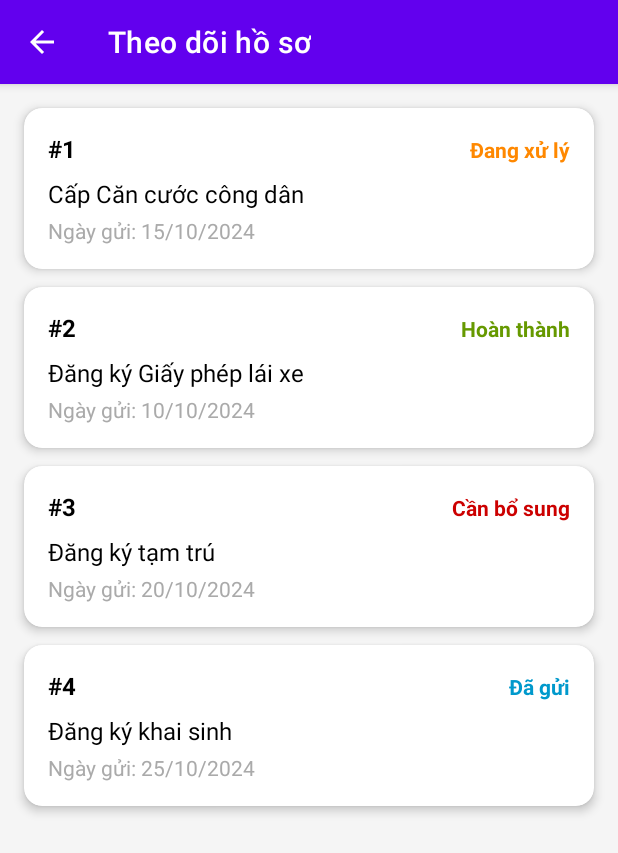
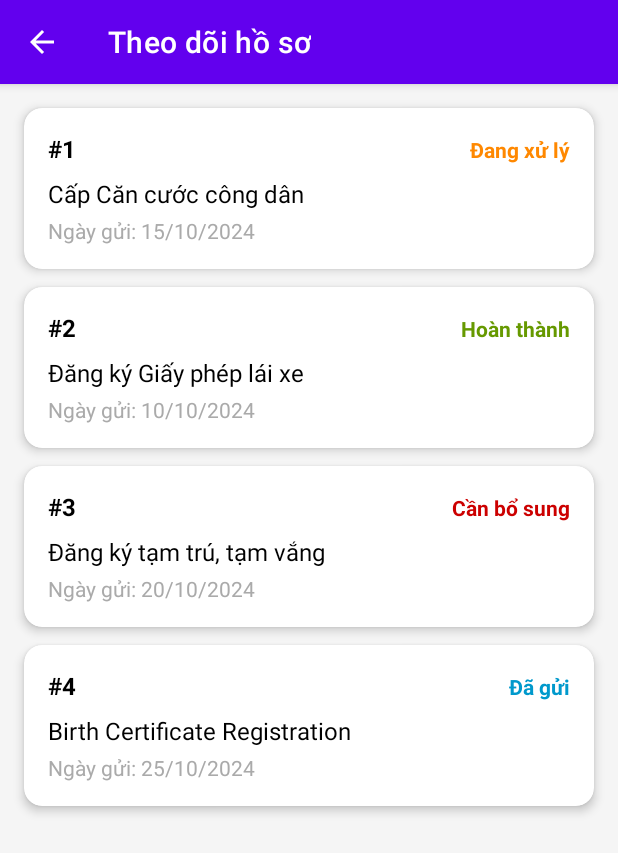
Before and after one commit to khongphainhuan/LT_Java, an Android app: the ApplicationListActivity screen opened directly, with no data from a screen before it, on a phone screen of 412 x 824 dp. Shown: the top 853 px of the screen. Run offline under Robolectric (Android 15) with nearby library versions, the phone set to English and light mode, and no system bars.

Commit message:
fix laguage

```diff
--- a/PASCS/app/src/main/AndroidManifest.xml
+++ b/PASCS/app/src/main/AndroidManifest.xml
@@ -60,6 +60,10 @@
             android:name=".FeedbackActivity"
             android:parentActivityName=".activities.MainActivity" />
 
+        <activity
+            android:name=".DebugLanguageActivity"
+            android:label="Debug Ngôn Ngữ" />
+
     </application>
 
 </manifest>
--- a/PASCS/app/src/main/java/com/pascs/citizen/ApplicationListActivity.java
+++ b/PASCS/app/src/main/java/com/pascs/citizen/ApplicationListActivity.java
@@ -1,4 +1,4 @@
-package com.pascs.citizen; // (Gói GỐC)
+package com.pascs.citizen;
 
 import android.os.Bundle;
 import android.view.MenuItem;
@@ -12,6 +12,7 @@ import androidx.recyclerview.widget.RecyclerView;
 import com.pascs.citizen.activities.BaseActivity;
 import com.pascs.citizen.adapters.ApplicationAdapter;
 import com.pascs.citizen.models.Application;
+import com.pascs.citizen.R;
 
 import java.util.ArrayList;
 import java.util.List;
@@ -24,7 +25,7 @@ public class ApplicationListActivity extends BaseActivity {
     private TextView tvEmpty;
     private ApplicationAdapter adapter;
 
-    // (Danh sách (List) hồ sơ (Applications))
+    // Danh sách hồ sơ
     private List<Application> applicationList = new ArrayList<>();
 
     @Override
@@ -32,28 +33,28 @@ public class ApplicationListActivity extends BaseActivity {
         super.onCreate(savedInstanceState);
         setContentView(R.layout.activity_application_list);
 
-        // Khởi tạo (Init) Views
+        // Khởi tạo Views
         toolbar = findViewById(R.id.toolbarApplicationList);
         recyclerView = findViewById(R.id.recyclerViewApplications);
         progressBar = findViewById(R.id.progressBar);
         tvEmpty = findViewById(R.id.tvEmpty);
 
-        // --- Cài đặt (Setup) Toolbar ---
+        // --- Cài đặt Toolbar ---
         setSupportActionBar(toolbar);
         if (getSupportActionBar() != null) {
-            getSupportActionBar().setTitle("Theo dõi hồ sơ");
+            // ✅ SỬA: Dùng getString()
+            getSupportActionBar().setTitle(getString(R.string.title_track_application));
             getSupportActionBar().setDisplayHomeAsUpEnabled(true);
             getSupportActionBar().setDisplayShowHomeEnabled(true);
         }
 
-        // --- Cài đặt (Setup) RecyclerView ---
+        // --- Cài đặt RecyclerView ---
         recyclerView.setLayoutManager(new LinearLayoutManager(this));
 
-        // --- Tải (Load) dữ liệu (Data) giả (Mock) ---
+        // --- Tải dữ liệu giả ---
         loadMockApplications();
     }
 
-    // (Hàm này để xử lý khi nhấn nút Back trên Toolbar)
     @Override
     public boolean onOptionsItemSelected(MenuItem item) {
         if (item.getItemId() == android.R.id.home) {
@@ -66,22 +67,43 @@ public class ApplicationListActivity extends BaseActivity {
     private void loadMockApplications() {
         progressBar.setVisibility(View.VISIBLE);
 
-        // Giả lập (Simulate) loading
+        // Giả lập loading
         new android.os.Handler().postDelayed(() -> {
-            // Mock data
-            applicationList.add(new Application(1, "Cấp Căn cước công dân", "processing", "15/10/2024"));
-            applicationList.add(new Application(2, "Đăng ký Giấy phép lái xe", "completed", "10/10/2024"));
-            applicationList.add(new Application(3, "Đăng ký tạm trú", "need_supplement", "20/10/2024"));
-            applicationList.add(new Application(4, "Đăng ký khai sinh", "submitted", "25/10/2024"));
+            // ✅ SỬA: Mock data với getString()
+            applicationList.add(new Application(
+                    1,
+                    getString(R.string.service_cccd),
+                    "processing",
+                    "15/10/2024"
+            ));
+            applicationList.add(new Application(
+                    2,
+                    getString(R.string.service_driving_license),
+                    "completed",
+                    "10/10/2024"
+            ));
+            applicationList.add(new Application(
+                    3,
+                    getString(R.string.service_residence),
+                    "need_supplement",
+                    "20/10/2024"
+            ));
+            // ✅ SỬA: Thêm string mới cho "Đăng ký khai sinh"
+            applicationList.add(new Application(
+                    4,
+                    "Birth Certificate Registration", // Mock - có thể thêm vào strings.xml
+                    "submitted",
+                    "25/10/2024"
+            ));
 
             progressBar.setVisibility(View.GONE);
 
             if (applicationList.isEmpty()) {
-                // Không có dữ liệu (No Data)
+                // Không có dữ liệu
                 tvEmpty.setVisibility(View.VISIBLE);
                 recyclerView.setVisibility(View.GONE);
             } else {
-                // Có dữ liệu (Has Data)
+                // Có dữ liệu
                 tvEmpty.setVisibility(View.GONE);
                 recyclerView.setVisibility(View.VISIBLE);
 
--- a/PASCS/app/src/main/java/com/pascs/citizen/activities/BaseActivity.java
+++ b/PASCS/app/src/main/java/com/pascs/citizen/activities/BaseActivity.java
@@ -3,8 +3,15 @@ package com.pascs.citizen.activities;
 import android.content.Context;
 import android.os.Bundle;
 import androidx.appcompat.app.AppCompatActivity;
+
+// (Đảm bảo file LanguageManager của bạn nằm ở đây)
 import com.pascs.citizen.utils.LanguageManager;
 
+/**
+ * Đây là Activity CHA.
+ * TẤT CẢ các Activity khác (Login, Main, Register, TakeQueue...)
+ * sẽ kế thừa (extends) từ file này.
+ */
 public class BaseActivity extends AppCompatActivity {
 
     private LanguageManager languageManager;
@@ -12,12 +19,8 @@ public class BaseActivity extends AppCompatActivity {
     @Override
     protected void attachBaseContext(Context newBase) {
         // Tạo LanguageManager
-        LanguageManager languageManager = new LanguageManager(newBase);
-
-        // Cập nhật Context với ngôn ngữ đã chọn
-        Context context = languageManager.updateContext(newBase);
-
-        // Gọi super với Context đã được cập nhật
+        LanguageManager tempLanguageManager = new LanguageManager(newBase);
+        Context context = tempLanguageManager.updateContext(newBase);
         super.attachBaseContext(context);
     }
 
@@ -25,12 +28,12 @@ public class BaseActivity extends AppCompatActivity {
     protected void onCreate(Bundle savedInstanceState) {
         super.onCreate(savedInstanceState);
 
-        // Khởi tạo LanguageManager
+        // Khởi tạo LanguageManager (cho các hàm helper)
         languageManager = new LanguageManager(this);
-        languageManager.loadSavedLanguage();
     }
 
     // Helper methods
+    // (Các hàm này dùng để gọi từ các Activity con, ví dụ: nút "🌐")
     protected LanguageManager getLanguageManager() {
         if (languageManager == null) {
             languageManager = new LanguageManager(this);
@@ -40,7 +43,7 @@ public class BaseActivity extends AppCompatActivity {
 
     protected void changeLanguage(String languageCode) {
         getLanguageManager().setLanguage(languageCode);
-        recreate(); // Reload Activity
+        recreate(); // Tải lại Activity
     }
 
     protected String getCurrentLanguage() {
--- a/PASCS/app/src/main/java/com/pascs/citizen/activities/MainActivity.java
+++ b/PASCS/app/src/main/java/com/pascs/citizen/activities/MainActivity.java
@@ -2,11 +2,9 @@ package com.pascs.citizen.activities;
 
 import android.content.Intent;
 import android.os.Bundle;
-import android.widget.ImageButton;
 import android.widget.TextView;
 import android.widget.Toast;
 import androidx.appcompat.app.AlertDialog;
-import androidx.appcompat.app.AppCompatActivity;
 import com.google.android.material.card.MaterialCardView;
 import com.google.android.material.floatingactionbutton.FloatingActionButton;
 
--- a/PASCS/app/src/main/java/com/pascs/citizen/adapters/ApplicationAdapter.java
+++ b/PASCS/app/src/main/java/com/pascs/citizen/adapters/ApplicationAdapter.java
@@ -11,7 +11,7 @@ import androidx.cardview.widget.CardView;
 import androidx.recyclerview.widget.RecyclerView;
 
 import com.pascs.citizen.R;
-import com.pascs.citizen.ApplicationDetailActivity; // ✅ Package gốc
+import com.pascs.citizen.ApplicationDetailActivity;
 import com.pascs.citizen.models.Application;
 
 import java.util.List;
@@ -28,41 +28,47 @@ public class ApplicationAdapter extends RecyclerView.Adapter<ApplicationAdapter.
 
     @NonNull
     @Override
-    public ViewHolder onCreateViewHolder(@NonNull ViewGroup parent, int viewType) {
+    public ApplicationAdapter.ViewHolder onCreateViewHolder(@NonNull ViewGroup parent, int viewType) {
         View view = LayoutInflater.from(context).inflate(R.layout.item_application, parent, false);
-        return new ViewHolder(view);
+        return new ApplicationAdapter.ViewHolder(view);
     }
 
     @Override
-    public void onBindViewHolder(@NonNull ViewHolder holder, int position) {
+    public void onBindViewHolder(@NonNull ApplicationAdapter.ViewHolder holder, int position) {
         Application app = applicationList.get(position);
 
         holder.tvApplicationId.setText("#" + app.getId());
         holder.tvServiceType.setText(app.getServiceType());
-        holder.tvSubmitDate.setText("Ngày gửi: " + app.getSubmitDate());
 
-        // Cài đặt (Set) trạng thái (Status) với màu sắc (Color) khác nhau
+        // ✅ SỬA: Dùng String.format với getString()
+        holder.tvSubmitDate.setText(String.format(
+                context.getString(R.string.submit_date),
+                app.getSubmitDate()
+        ));
+
+        // Cài đặt trạng thái với màu sắc khác nhau
         String status = app.getStatus();
         switch (status) {
             case "submitted":
-                holder.tvStatus.setText("Đã gửi");
+                // ✅ SỬA: Dùng getString()
+                holder.tvStatus.setText(context.getString(R.string.status_submitted));
                 holder.tvStatus.setTextColor(context.getResources().getColor(android.R.color.holo_blue_dark));
                 break;
             case "processing":
-                holder.tvStatus.setText("Đang xử lý");
+                holder.tvStatus.setText(context.getString(R.string.status_processing));
                 holder.tvStatus.setTextColor(context.getResources().getColor(android.R.color.holo_orange_dark));
                 break;
             case "need_supplement":
-                holder.tvStatus.setText("Cần bổ sung");
+                holder.tvStatus.setText(context.getString(R.string.status_need_supplement));
                 holder.tvStatus.setTextColor(context.getResources().getColor(android.R.color.holo_red_dark));
                 break;
             case "completed":
-                holder.tvStatus.setText("Hoàn thành");
+                holder.tvStatus.setText(context.getString(R.string.status_completed));
                 holder.tvStatus.setTextColor(context.getResources().getColor(android.R.color.holo_green_dark));
                 break;
         }
 
-        // Click vào item → Mở (Open) chi tiết (Detail)
+        // Click vào item → Mở chi tiết
         holder.cardView.setOnClickListener(v -> {
             Intent intent = new Intent(context, ApplicationDetailActivity.class);
             intent.putExtra("APPLICATION_ID", app.getId());
--- a/PASCS/app/src/main/java/com/pascs/citizen/utils/LanguageManager.java
+++ b/PASCS/app/src/main/java/com/pascs/citizen/utils/LanguageManager.java
@@ -10,29 +10,27 @@ public class LanguageManager {
 
     private static final String PREFS_NAME = "language_prefs";
     private static final String KEY_LANGUAGE = "selected_language";
-    private static final String LANGUAGE_VIETNAMESE = "vi";
-    private static final String LANGUAGE_ENGLISH = "en";
+    public static final String LANGUAGE_VIETNAMESE = "vi";
+    public static final String LANGUAGE_ENGLISH = "en";
 
-    private Context context;
     private SharedPreferences prefs;
 
     public LanguageManager(Context context) {
-        this.context = context;
+        // (Sửa lại: Dùng SharedPreferences chuẩn của file bạn, không phải 'PreferenceManager')
         this.prefs = context.getSharedPreferences(PREFS_NAME, Context.MODE_PRIVATE);
     }
 
-    // Lưu (Save) ngôn ngữ (Language) đã chọn
     public void setLanguage(String languageCode) {
         prefs.edit().putString(KEY_LANGUAGE, languageCode).apply();
-        updateResources(languageCode);
     }
 
-    // Lấy (Get) ngôn ngữ (Language) đã lưu
+    /**
+     * Lấy (Get) ngôn ngữ (Language) đã lưu
+     */
     public String getLanguage() {
         return prefs.getString(KEY_LANGUAGE, LANGUAGE_VIETNAMESE); // Mặc định (Default) Tiếng Việt
     }
 
-    // TRẢ VỀ Context mới đã được cập nhật ngôn ngữ
     public Context updateContext(Context context) {
         String language = getLanguage();
         Locale locale = new Locale(language);
@@ -44,36 +42,23 @@ public class LanguageManager {
         return context.createConfigurationContext(configuration);
     }
 
-    // Áp dụng (Apply) ngôn ngữ (Language)
-    public void updateResources(String languageCode) {
-        Locale locale = new Locale(languageCode);
-        Locale.setDefault(locale);
 
-        Resources resources = context.getResources();
-        Configuration config = resources.getConfiguration();
-        config.setLocale(locale);
+    // public void updateResources(String languageCode) { ... }
 
-        context.createConfigurationContext(config);
-        resources.updateConfiguration(config, resources.getDisplayMetrics());
+
+    public void loadSavedLanguage() {
+        // (Không làm gì cả)
     }
 
-    // Load ngôn ngữ (Language) đã lưu khi khởi động (Start) app
-    public void loadSavedLanguage() {
-        String savedLanguage = getLanguage();
-        updateResources(savedLanguage);
-    }
-
-    // Check xem có phải Tiếng Việt không
+    // Các hàm Helper (OK)
     public boolean isVietnamese() {
         return getLanguage().equals(LANGUAGE_VIETNAMESE);
     }
 
-    // Check xem có phải English không
     public boolean isEnglish() {
         return getLanguage().equals(LANGUAGE_ENGLISH);
     }
 
-    // Constants
     public static String getVietnameseCode() {
         return LANGUAGE_VIETNAMESE;
     }
--- a/PASCS/app/src/main/res/layout/activity_application_list.xml
+++ b/PASCS/app/src/main/res/layout/activity_application_list.xml
@@ -29,7 +29,7 @@
         android:id="@+id/tvEmpty"
         android:layout_width="wrap_content"
         android:layout_height="wrap_content"
-        android:text="Bạn chưa có hồ sơ nào"
+        android:text="@string/no_applications"
         android:textSize="16sp"
         android:textColor="@android:color/darker_gray"
         android:layout_gravity="center"
--- a/PASCS/app/src/main/res/layout/activity_main.xml
+++ b/PASCS/app/src/main/res/layout/activity_main.xml
@@ -196,7 +196,7 @@
 
     </LinearLayout>
 
-    <!-- Floating Action Button - Logout (Nằm ngoài để float trên các element khác) -->
+    <!-- Floating Action Button - Logout -->
     <com.google.android.material.floatingactionbutton.FloatingActionButton
         android:id="@+id/fabLogout"
         android:layout_width="wrap_content"
--- a/PASCS/app/src/main/res/layout/item_application.xml
+++ b/PASCS/app/src/main/res/layout/item_application.xml
@@ -1,6 +1,7 @@
 <?xml version="1.0" encoding="utf-8"?>
 <androidx.cardview.widget.CardView xmlns:android="http://schemas.android.com/apk/res/android"
     xmlns:app="http://schemas.android.com/apk/res-auto"
+    xmlns:tools="http://schemas.android.com/tools"
     android:id="@+id/cardApplication"
     android:layout_width="match_parent"
     android:layout_height="wrap_content"
@@ -29,7 +30,7 @@
                 android:layout_width="0dp"
                 android:layout_height="wrap_content"
                 android:layout_weight="1"
-                android:text="#001"
+                tools:text="#001"
                 android:textSize="16sp"
                 android:textStyle="bold"
                 android:textColor="@android:color/black"/>
@@ -38,7 +39,7 @@
                 android:id="@+id/tvStatus"
                 android:layout_width="wrap_content"
                 android:layout_height="wrap_content"
-                android:text="Đang xử lý"
+                tools:text="@string/status_processing"
                 android:textSize="14sp"
                 android:textStyle="bold"
                 android:textColor="@android:color/holo_orange_dark"/>
@@ -50,7 +51,7 @@
             android:id="@+id/tvServiceType"
             android:layout_width="wrap_content"
             android:layout_height="wrap_content"
-            android:text="Cấp Căn cước công dân"
+            tools:text="@string/service_cccd"
             android:textSize="16sp"
             android:textColor="@android:color/black"
             android:layout_marginBottom="4dp"/>
@@ -60,7 +61,7 @@
             android:id="@+id/tvSubmitDate"
             android:layout_width="wrap_content"
             android:layout_height="wrap_content"
-            android:text="Ngày gửi: 15/10/2024"
+            tools:text="Submit date: 15/10/2024"
             android:textSize="14sp"
             android:textColor="@android:color/darker_gray"/>
 
```
Also changed, not shown: PASCS/app/src/main/java/com/pascs/citizen/BookAppointmentActivity.java (+25 -32 lines), PASCS/app/src/main/java/com/pascs/citizen/FeedbackActivity.java (+27 -28 lines), PASCS/app/src/main/res/layout/activity_book_appointment.xml (+13 -13 lines), PASCS/app/src/main/res/layout/activity_feedback.xml (+7 -7 lines), PASCS/app/src/main/res/layout/activity_queue_status.xml (+9 -9 lines), PASCS/app/src/main/res/layout/activity_take_queue.xml (+4 -4 lines), PASCS/app/src/main/res/layout/item_appointment.xml (+5 -4 lines), PASCS/app/src/main/res/values/strings.xml (+11 -0 lines), 1 other file.
